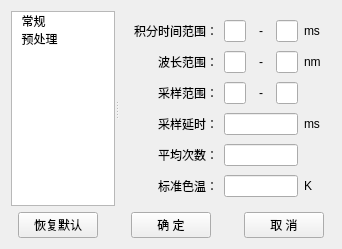
hexianqi/QtCode, file HeGui/HSpecSettingDialog.ui: the form before one commit.
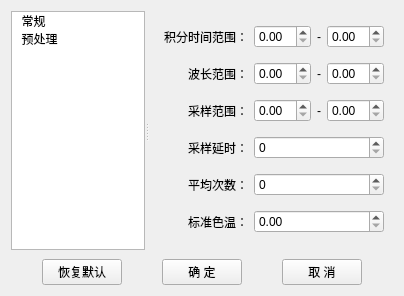
The form after the commit. The open tabs and pages were chosen to show the change.

The edit to the form file:
```diff
--- a/HeGui/HSpecSettingDialog.ui
+++ b/HeGui/HSpecSettingDialog.ui
@@ -6,11 +6,14 @@
    <rect>
     <x>0</x>
     <y>0</y>
-    <width>342</width>
-    <height>241</height>
+    <width>404</width>
+    <height>296</height>
    </rect>
   </property>
   <layout class="QGridLayout" name="gridLayout" rowstretch="1,0">
+   <property name="verticalSpacing">
+    <number>9</number>
+   </property>
    <item row="1" column="0">
     <layout class="QHBoxLayout" name="horizontalLayout">
      <item>
@@ -126,28 +129,8 @@
         <property name="verticalSpacing">
          <number>9</number>
         </property>
-        <item row="3" column="4">
-         <widget class="QLabel" name="label_1303">
-          <property name="minimumSize">
-           <size>
-            <width>18</width>
-            <height>0</height>
-           </size>
-          </property>
-          <property name="text">
-           <string>&lt;font color=#000000&gt;ms&lt;/font&gt;</string>
-          </property>
-         </widget>
-        </item>
-        <item row="3" column="1" colspan="3">
-         <widget class="QLineEdit" name="lineEdit_1007">
-          <property name="alignment">
-           <set>Qt::AlignCenter</set>
-          </property>
-         </widget>
-        </item>
-        <item row="3" column="0">
-         <widget class="QLabel" name="label_1004">
+        <item row="0" column="0">
+         <widget class="QLabel" name="label_101">
           <property name="sizePolicy">
            <sizepolicy hsizetype="Preferred" vsizetype="Preferred">
             <horstretch>0</horstretch>
@@ -161,7 +144,7 @@
            </size>
           </property>
           <property name="text">
-           <string>采样延时：</string>
+           <string>积分时间范围：</string>
           </property>
           <property name="alignment">
            <set>Qt::AlignRight|Qt::AlignTrailing|Qt::AlignVCenter</set>
@@ -171,19 +154,15 @@
           </property>
          </widget>
         </item>
-        <item row="2" column="3">
-         <widget class="QLineEdit" name="lineEdit_1006">
-          <property name="alignment">
-           <set>Qt::AlignCenter</set>
-          </property>
-         </widget>
+        <item row="0" column="1">
+         <widget class="QDoubleSpinBox" name="doubleSpinBox_101"/>
         </item>
-        <item row="2" column="2">
-         <widget class="QLabel" name="label_1403">
-          <property name="minimumSize">
+        <item row="0" column="2">
+         <widget class="QLabel" name="label_111">
+          <property name="maximumSize">
            <size>
             <width>18</width>
-            <height>0</height>
+            <height>16777215</height>
            </size>
           </property>
           <property name="text">
@@ -197,70 +176,8 @@
           </property>
          </widget>
         </item>
-        <item row="2" column="1">
-         <widget class="QLineEdit" name="lineEdit_1005">
-          <property name="alignment">
-           <set>Qt::AlignCenter</set>
-          </property>
-         </widget>
-        </item>
-        <item row="2" column="0">
-         <widget class="QLabel" name="label_1003">
-          <property name="sizePolicy">
-           <sizepolicy hsizetype="Preferred" vsizetype="Preferred">
-            <horstretch>0</horstretch>
-            <verstretch>0</verstretch>
-           </sizepolicy>
-          </property>
-          <property name="minimumSize">
-           <size>
-            <width>90</width>
-            <height>0</height>
-           </size>
-          </property>
-          <property name="text">
-           <string>采样范围：</string>
-          </property>
-          <property name="alignment">
-           <set>Qt::AlignRight|Qt::AlignTrailing|Qt::AlignVCenter</set>
-          </property>
-          <property name="buddy">
-           <cstring>lineEdit_1005</cstring>
-          </property>
-         </widget>
-        </item>
-        <item row="1" column="3">
-         <widget class="QLineEdit" name="lineEdit_1004">
-          <property name="alignment">
-           <set>Qt::AlignCenter</set>
-          </property>
-         </widget>
-        </item>
-        <item row="1" column="2">
-         <widget class="QLabel" name="label_1402">
-          <property name="minimumSize">
-           <size>
-            <width>18</width>
-            <height>0</height>
-           </size>
-          </property>
-          <property name="text">
-           <string>-</string>
-          </property>
-          <property name="alignment">
-           <set>Qt::AlignCenter</set>
-          </property>
-          <property name="buddy">
-           <cstring>lineEdit_1004</cstring>
-          </property>
-         </widget>
-        </item>
-        <item row="1" column="1">
-         <widget class="QLineEdit" name="lineEdit_1003">
-          <property name="alignment">
-           <set>Qt::AlignCenter</set>
-          </property>
-         </widget>
+        <item row="0" column="3">
+         <widget class="QDoubleSpinBox" name="doubleSpinBox_102"/>
         </item>
         <item row="1" column="0">
          <widget class="QLabel" name="label_1002">
@@ -287,35 +204,65 @@
           </property>
          </widget>
         </item>
-        <item row="0" column="4">
-         <widget class="QLabel" name="label_1301">
-          <property name="minimumSize">
+        <item row="1" column="1">
+         <widget class="QDoubleSpinBox" name="doubleSpinBox_103"/>
+        </item>
+        <item row="1" column="2">
+         <widget class="QLabel" name="label_112">
+          <property name="maximumSize">
            <size>
             <width>18</width>
-            <height>0</height>
+            <height>16777215</height>
            </size>
           </property>
           <property name="text">
-           <string>&lt;font color=#000000&gt;ms&lt;/font&gt;</string>
+           <string>-</string>
           </property>
-         </widget>
-        </item>
-        <item row="0" column="3">
-         <widget class="QLineEdit" name="lineEdit_1002">
           <property name="alignment">
            <set>Qt::AlignCenter</set>
           </property>
          </widget>
         </item>
-        <item row="0" column="2">
-         <widget class="QLabel" name="label_1401">
+        <item row="1" column="3">
+         <widget class="QDoubleSpinBox" name="doubleSpinBox_104"/>
+        </item>
+        <item row="2" column="0">
+         <widget class="QLabel" name="label_103">
+          <property name="sizePolicy">
+           <sizepolicy hsizetype="Preferred" vsizetype="Preferred">
+            <horstretch>0</horstretch>
+            <verstretch>0</verstretch>
+           </sizepolicy>
+          </property>
           <property name="minimumSize">
            <size>
-            <width>18</width>
+            <width>90</width>
             <height>0</height>
            </size>
           </property>
           <property name="text">
+           <string>采样范围：</string>
+          </property>
+          <property name="alignment">
+           <set>Qt::AlignRight|Qt::AlignTrailing|Qt::AlignVCenter</set>
+          </property>
+          <property name="buddy">
+           <cstring>doubleSpinBox_105</cstring>
+          </property>
+         </widget>
+        </item>
+        <item row="2" column="1">
+         <widget class="QDoubleSpinBox" name="doubleSpinBox_105"/>
+        </item>
+        <item row="2" column="2">
+         <widget class="QLabel" name="label_113">
+          <property name="maximumSize">
+           <size>
+            <width>18</width>
+            <height>16777215</height>
+           </size>
+          </property>
+          <property name="text">
            <string>-</string>
           </property>
           <property name="alignment">
@@ -326,10 +273,31 @@
           </property>
          </widget>
         </item>
-        <item row="0" column="1">
-         <widget class="QLineEdit" name="lineEdit_1001">
+        <item row="2" column="3">
+         <widget class="QDoubleSpinBox" name="doubleSpinBox_106"/>
+        </item>
+        <item row="3" column="0">
+         <widget class="QLabel" name="label_104">
+          <property name="sizePolicy">
+           <sizepolicy hsizetype="Preferred" vsizetype="Preferred">
+            <horstretch>0</horstretch>
+            <verstretch>0</verstretch>
+           </sizepolicy>
+          </property>
+          <property name="minimumSize">
+           <size>
+            <width>90</width>
+            <height>0</height>
+           </size>
+          </property>
+          <property name="text">
+           <string>采样延时：</string>
+          </property>
           <property name="alignment">
-           <set>Qt::AlignCenter</set>
+           <set>Qt::AlignRight|Qt::AlignTrailing|Qt::AlignVCenter</set>
+          </property>
+          <property name="buddy">
+           <cstring>spinBox_101</cstring>
           </property>
          </widget>
         </item>
@@ -354,59 +322,7 @@
            <set>Qt::AlignRight|Qt::AlignTrailing|Qt::AlignVCenter</set>
           </property>
           <property name="buddy">
-           <cstring>lineEdit_1008</cstring>
-          </property>
-         </widget>
-        </item>
-        <item row="0" column="0">
-         <widget class="QLabel" name="label_1001">
-          <property name="sizePolicy">
-           <sizepolicy hsizetype="Preferred" vsizetype="Preferred">
-            <horstretch>0</horstretch>
-            <verstretch>0</verstretch>
-           </sizepolicy>
-          </property>
-          <property name="minimumSize">
-           <size>
-            <width>90</width>
-            <height>0</height>
-           </size>
-          </property>
-          <property name="text">
-           <string>积分时间范围：</string>
-          </property>
-          <property name="alignment">
-           <set>Qt::AlignRight|Qt::AlignTrailing|Qt::AlignVCenter</set>
-          </property>
-          <property name="buddy">
-           <cstring>lineEdit_1001</cstring>
-          </property>
-         </widget>
-        </item>
-        <item row="4" column="1" colspan="3">
-         <widget class="QLineEdit" name="lineEdit_1008">
-          <property name="alignment">
-           <set>Qt::AlignCenter</set>
-          </property>
-         </widget>
-        </item>
-        <item row="5" column="1" colspan="3">
-         <widget class="QLineEdit" name="lineEdit_1009">
-          <property name="alignment">
-           <set>Qt::AlignCenter</set>
-          </property>
-         </widget>
-        </item>
-        <item row="5" column="4">
-         <widget class="QLabel" name="label_1304">
-          <property name="minimumSize">
-           <size>
-            <width>18</width>
-            <height>0</height>
-           </size>
-          </property>
-          <property name="text">
-           <string>&lt;font color=#000000&gt;K&lt;/font&gt;</string>
+           <cstring>spinBox_102</cstring>
           </property>
          </widget>
         </item>
@@ -435,18 +351,14 @@
           </property>
          </widget>
         </item>
-        <item row="1" column="4">
-         <widget class="QLabel" name="label_1302">
-          <property name="minimumSize">
-           <size>
-            <width>18</width>
-            <height>0</height>
-           </size>
-          </property>
-          <property name="text">
-           <string>&lt;font color=#000000&gt;nm&lt;/font&gt;</string>
-          </property>
-         </widget>
+        <item row="3" column="1" colspan="3">
+         <widget class="QSpinBox" name="spinBox_101"/>
+        </item>
+        <item row="4" column="1" colspan="3">
+         <widget class="QSpinBox" name="spinBox_102"/>
+        </item>
+        <item row="5" column="1" colspan="3">
+         <widget class="QDoubleSpinBox" name="doubleSpinBox_107"/>
         </item>
        </layout>
       </widget>
```
Left out of the diff: 232 changed lines with no effect on the pictures.
